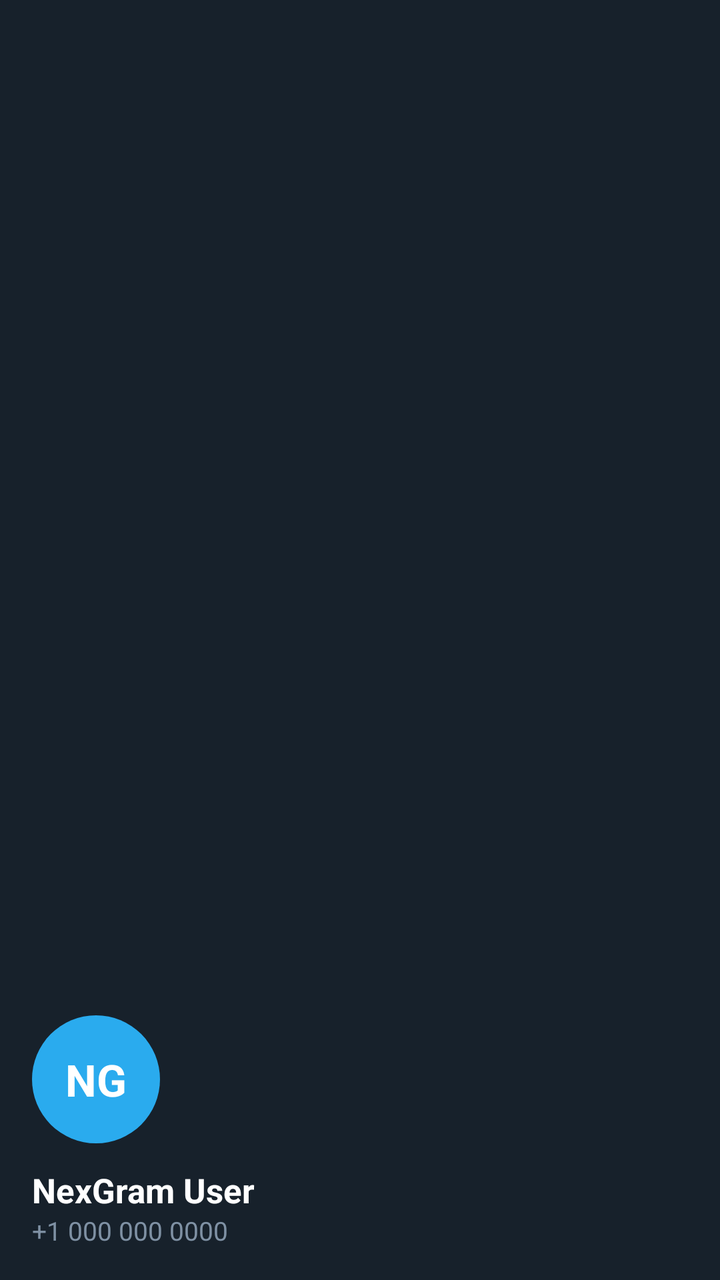
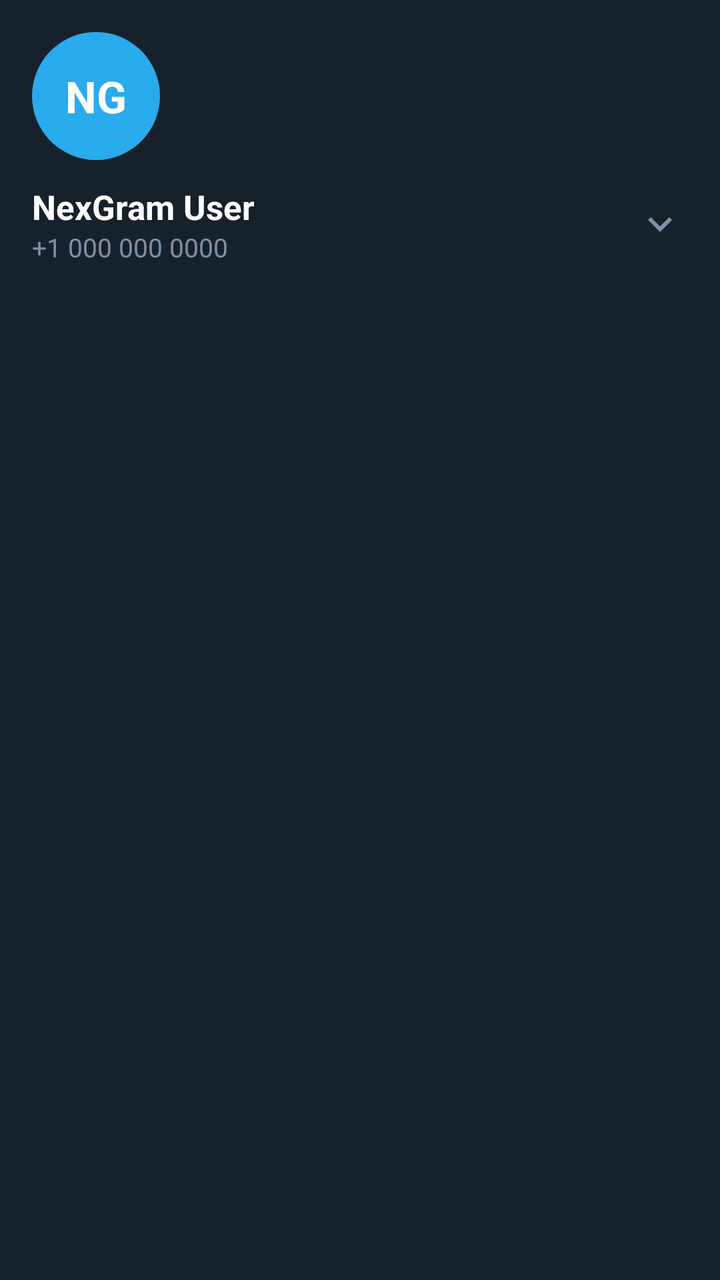

Two renders of the same Android screen: before a commit and after it. Below are the layout's source before the change and the commit's diff.
<!-- AndroidManifest.xml: application theme Theme.NexGram -->
<!-- res/layout/nav_header_main.xml -->
<?xml version="1.0" encoding="utf-8"?>
<LinearLayout xmlns:android="http://schemas.android.com/apk/res/android"
    android:layout_width="match_parent"
    android:layout_height="176dp"
    android:background="@color/bg_dark_secondary"
    android:orientation="vertical"
    android:padding="16dp"
    android:paddingTop="36dp"
    android:gravity="bottom">

    <FrameLayout
        android:layout_width="64dp"
        android:layout_height="64dp"
        android:layout_marginBottom="12dp">

        <ImageView
            android:id="@+id/ivNavAvatarCircle"
            android:layout_width="64dp"
            android:layout_height="64dp"
            android:src="@drawable/circle_avatar" />

        <TextView
            android:id="@+id/tvNavAvatarInitials"
            android:layout_width="64dp"
            android:layout_height="64dp"
            android:gravity="center"
            android:text="NG"
            android:textColor="#FFFFFF"
            android:textSize="22sp"
            android:textStyle="bold" />

        <ImageView
            android:id="@+id/ivNavAvatarPhoto"
            android:layout_width="64dp"
            android:layout_height="64dp"
            android:scaleType="centerCrop"
            android:visibility="gone" />
    </FrameLayout>

    <TextView
        android:id="@+id/tvNavUserName"
        android:layout_width="match_parent"
        android:layout_height="wrap_content"
        android:text="NexGram User"
        android:textColor="@color/text_primary"
        android:textSize="17sp"
        android:textStyle="bold" />

    <TextView
        android:id="@+id/tvNavUserPhone"
        android:layout_width="match_parent"
        android:layout_height="wrap_content"
        android:text="+1 000 000 0000"
        android:textColor="@color/text_secondary"
        android:textSize="13sp" />

</LinearLayout>
<!-- resources referenced by this layout -->
<resources>
  <color name="bg_dark_secondary">#17212B</color>
  <color name="text_primary">#FFFFFF</color>
  <color name="text_secondary">#7F91A4</color>
  <!-- drawable circle_avatar (drawable) -->
  <?xml version="1.0" encoding="utf-8"?>
  <shape xmlns:android="http://schemas.android.com/apk/res/android"
      android:shape="oval">
      <solid android:color="@color/primary" />
  </shape>
  <style name="Theme.NexGram" parent="Theme.MaterialComponents.DayNight.NoActionBar">
          <item name="colorPrimary">@color/primary</item>
          <item name="colorPrimaryDark">@color/primary_dark</item>
          <item name="colorAccent">@color/accent</item>
          <item name="android:windowBackground">@color/bg_dark</item>
          <item name="android:textColorPrimary">@color/text_primary</item>
          <item name="android:textColorSecondary">@color/text_secondary</item>
      </style>
  <color name="primary">#2AABEE</color>
  <color name="primary_dark">#229ED9</color>
  <color name="accent">#54A9EB</color>
  <color name="bg_dark">#0E1621</color>
</resources>

<!-- the commit's change to res/layout/nav_header_main.xml (unified diff, before → after) -->
@@ -1,57 +1,146 @@
 <?xml version="1.0" encoding="utf-8"?>
 <LinearLayout xmlns:android="http://schemas.android.com/apk/res/android"
+    xmlns:app="http://schemas.android.com/apk/res-auto"
     android:layout_width="match_parent"
-    android:layout_height="176dp"
+    android:layout_height="wrap_content"
     android:background="@color/bg_dark_secondary"
-    android:orientation="vertical"
-    android:padding="16dp"
-    android:paddingTop="36dp"
-    android:gravity="bottom">
+    android:orientation="vertical">
 
-    <FrameLayout
-        android:layout_width="64dp"
-        android:layout_height="64dp"
-        android:layout_marginBottom="12dp">
+    
+    <LinearLayout
+        android:id="@+id/layoutNavProfileHeader"
+        android:layout_width="match_parent"
+        android:layout_height="wrap_content"
+        android:orientation="vertical"
+        android:padding="16dp"
+        android:paddingTop="36dp"
+        android:background="?android:attr/selectableItemBackground">
 
-        <ImageView
-            android:id="@+id/ivNavAvatarCircle"
+        <FrameLayout
             android:layout_width="64dp"
             android:layout_height="64dp"
-            android:src="@drawable/circle_avatar" />
+            android:layout_marginBottom="12dp">
 
-        <TextView
-            android:id="@+id/tvNavAvatarInitials"
-            android:layout_width="64dp"
-            android:layout_height="64dp"
-            android:gravity="center"
-            android:text="NG"
-            android:textColor="#FFFFFF"
-            android:textSize="22sp"
-            android:textStyle="bold" />
+            <ImageView
+                android:id="@+id/ivNavAvatarCircle"
+                android:layout_width="64dp"
+                android:layout_height="64dp"
+                android:src="@drawable/circle_avatar" />
 
-        <ImageView
-            android:id="@+id/ivNavAvatarPhoto"
-            android:layout_width="64dp"
-            android:layout_height="64dp"
-            android:scaleType="centerCrop"
-            android:visibility="gone" />
-    </FrameLayout>
+            <TextView
+                android:id="@+id/tvNavAvatarInitials"
+                android:layout_width="64dp"
+                android:layout_height="64dp"
+                android:gravity="center"
+                android:text="NG"
+                android:textColor="#FFFFFF"
+                android:textSize="22sp"
+                android:textStyle="bold" />
 
-    <TextView
-        android:id="@+id/tvNavUserName"
+            <ImageView
+                android:id="@+id/ivNavAvatarPhoto"
+                android:layout_width="64dp"
+                android:layout_height="64dp"
+                android:scaleType="centerCrop"
+                android:visibility="gone" />
+        </FrameLayout>
+
+        
+        <LinearLayout
+            android:layout_width="match_parent"
+            android:layout_height="wrap_content"
+            android:orientation="horizontal"
+            android:gravity="center_vertical">
+
+            <LinearLayout
+                android:layout_width="0dp"
+                android:layout_weight="1"
+                android:layout_height="wrap_content"
+                android:orientation="vertical">
+
+                <TextView
+                    android:id="@+id/tvNavUserName"
+                    android:layout_width="match_parent"
+                    android:layout_height="wrap_content"
+                    android:singleLine="true"
+                    android:ellipsize="end"
+                    android:text="NexGram User"
+                    android:textColor="@color/text_primary"
+                    android:textSize="17sp"
+                    android:textStyle="bold" />
+
+                <TextView
+                    android:id="@+id/tvNavUserPhone"
+                    android:layout_width="match_parent"
+                    android:layout_height="wrap_content"
+                    android:singleLine="true"
+                    android:text="+1 000 000 0000"
+                    android:textColor="@color/text_secondary"
+                    android:textSize="13sp" />
+            </LinearLayout>
+
+            <ImageView
+                android:id="@+id/ivNavDropdown"
+                android:layout_width="28dp"
+                android:layout_height="28dp"
+                android:padding="2dp"
+                android:src="@drawable/ic_chevron_down"
+                app:tint="@color/text_secondary"
+                android:contentDescription="Switch Account" />
+        </LinearLayout>
+    </LinearLayout>
+
+    
+    <LinearLayout
+        android:id="@+id/layoutAccountSwitcher"
         android:layout_width="match_parent"
         android:layout_height="wrap_content"
-        android:text="NexGram User"
-        android:textColor="@color/text_primary"
-        android:textSize="17sp"
-        android:textStyle="bold" />
+        android:orientation="vertical"
+        android:visibility="gone">
 
-    <TextView
-        android:id="@+id/tvNavUserPhone"
-        android:layout_width="match_parent"
-        android:layout_height="wrap_content"
-        android:text="+1 000 000 0000"
-        android:textColor="@color/text_secondary"
-        android:textSize="13sp" />
+        <View
+            android:layout_width="match_parent"
+            android:layout_height="1dp"
+            android:background="#2E3C4E" />
+
+        
+        <androidx.recyclerview.widget.RecyclerView
+            android:id="@+id/rvDrawerAccounts"
+            android:layout_width="match_parent"
+            android:layout_height="wrap_content"
+            android:nestedScrollingEnabled="false" />
+
+        
+        <LinearLayout
+            android:id="@+id/btnNavAddAccount"
+            android:layout_width="match_parent"
+            android:layout_height="56dp"
+            android:orientation="horizontal"
+            android:gravity="center_vertical"
+            android:paddingStart="16dp"
+            android:paddingEnd="16dp"
+            android:background="?android:attr/selectableItemBackground">
+
+            <ImageView
+                android:layout_width="38dp"
+                android:layout_height="38dp"
+                android:src="@drawable/ic_plus_circle"
+                android:layout_marginEnd="16dp" />
+
+            <TextView
+                android:layout_width="wrap_content"
+                android:layout_height="wrap_content"
+                android:text="Add Account"
+                android:textColor="@color/text_primary"
+                android:textSize="15sp"
+                android:textStyle="bold" />
+        </LinearLayout>
+
+        <View
+            android:layout_width="match_parent"
+            android:layout_height="1dp"
+            android:background="#2E3C4E"
+            android:layout_marginBottom="8dp" />
+    </LinearLayout>
 
 </LinearLayout>
<!-- resource entries referenced after the edit -->
@@ -9,6 +9,26 @@
       android:shape="oval">
       <solid android:color="@color/primary" />
   </shape>
+  <!-- drawable ic_chevron_down (drawable) -->
+  <vector xmlns:android="http://schemas.android.com/apk/res/android"
+      android:width="24dp"
+      android:height="24dp"
+      android:viewportWidth="24"
+      android:viewportHeight="24">
+    <path
+        android:fillColor="#7F91A4"
+        android:pathData="M7.41,8.59L12,13.17l4.59,-4.58L18,10l-6,6 -6,-6 1.41,-1.41z"/>
+  </vector>
+  <!-- drawable ic_plus_circle (drawable) -->
+  <vector xmlns:android="http://schemas.android.com/apk/res/android"
+      android:width="24dp"
+      android:height="24dp"
+      android:viewportWidth="24"
+      android:viewportHeight="24">
+    <path
+        android:fillColor="#007EE5"
+        android:pathData="M12,2C6.48,2 2,6.48 2,12s4.48,10 10,10 10,-4.48 10,-10S17.52,2 12,2zM17,13h-4v4h-2v-4L7,13v-2h4L11,7h2v4h4v2z"/>
+  </vector>
   <style name="Theme.NexGram" parent="Theme.MaterialComponents.DayNight.NoActionBar">
           <item name="colorPrimary">@color/primary</item>
           <item name="colorPrimaryDark">@color/primary_dark</item>
